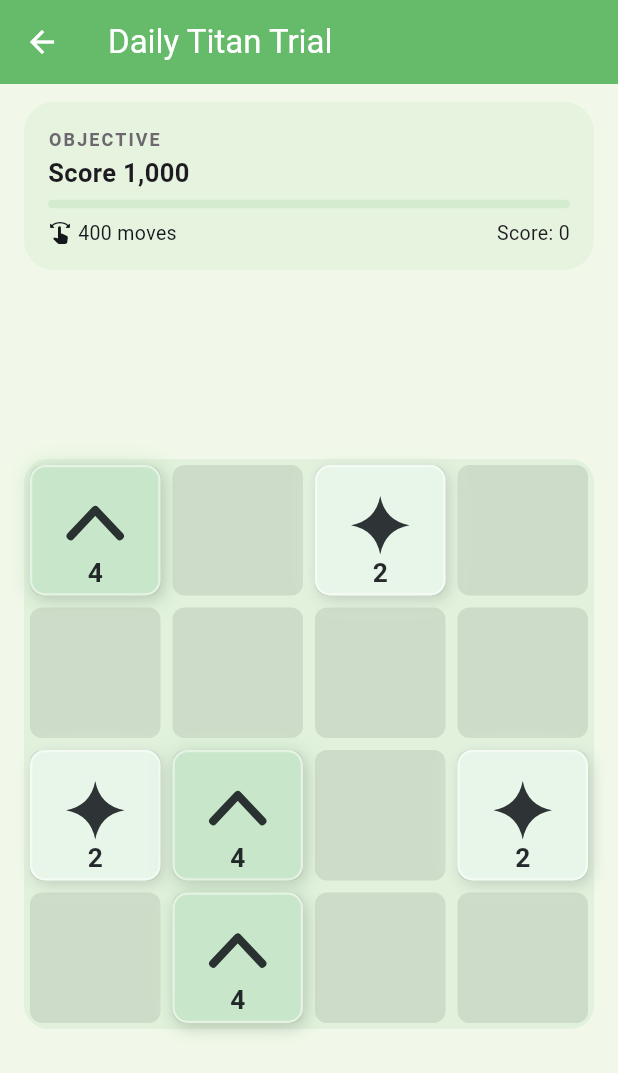
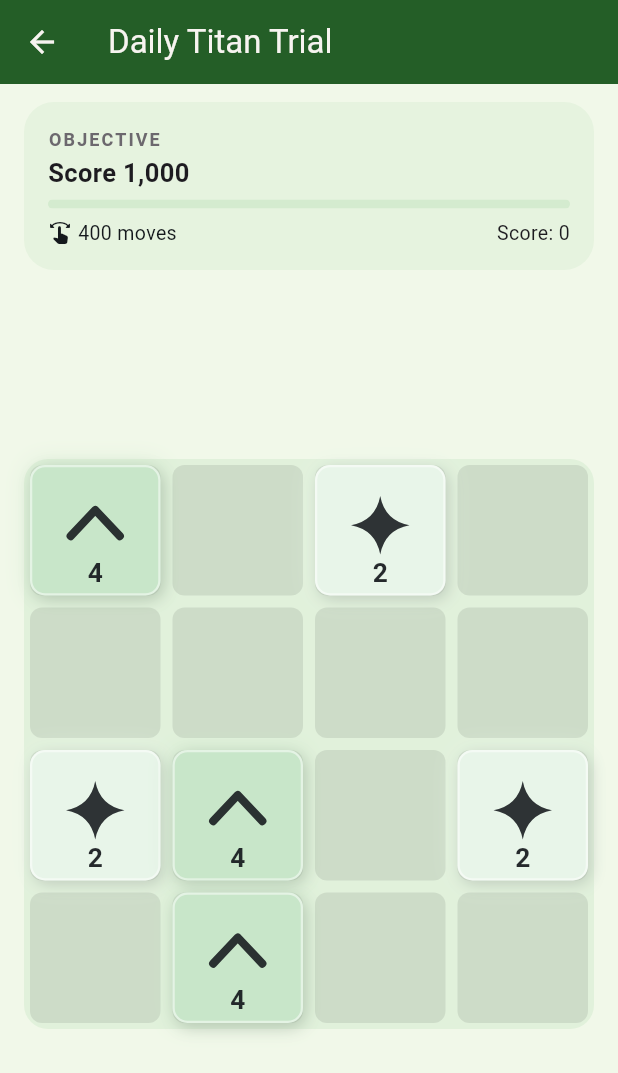
Before and after one commit to RobertTadevosyan/tile_titans, a Flutter app: the screen it shows after launch, after a tap on "DAILY TITAN TRIAL", on a phone screen of 412 x 824 dp. Shown: the top 1073 px of the screen. Run offline on Flutter 3.47's test engine with Material 3 defaults, Android fonts, the phone set to English and light mode, and no system bars; our stand-ins replace audioplayers, device_info_plus, firebase_analytics, firebase_auth, firebase_core, firebase_crashlytics and 2 more; missing offline and left inert: dart:html, yandex_mobileads; accounts and stored records are empty; generated files the repository leaves out were written again; network calls fail.

Commit message:
Derive the app bar title colour instead of hardcoding it
Every theme picked its own bar foreground, and two of them chose one that
does not survive contact with their own fill: Classic's white on #66BB6A
measured 2.36:1 and Ocean's 3.32:1 — on the title that sits at the top of
every screen, not in some corner. Measured from the device, not guessed.

The fill now goes through the same rule as a prominent card and a dialog, so
a mid-tone bar is deepened out of the muddy band rather than left
readable-but-washed-out, and the title is measured against whatever the fill
becomes. Classic's bar lands on the same deep green as its cards and dialogs,
which is what makes the colour read as chosen rather than defaulted. The
themes already dark enough — Dark, Retro, Forge — are unchanged.

Co-Authored-By: Claude Opus 5 (1M context) <noreply@anthropic.com>

```diff
--- a/lib/core/theme/themes.dart
+++ b/lib/core/theme/themes.dart
@@ -1,5 +1,6 @@
 import 'package:flutter/material.dart';
 import 'app_theme.dart';
+import 'titan_design.dart';
 
 final Map<AppTheme, ThemeData> appThemeData = {
   AppTheme.Classic: ThemeData(
@@ -8,11 +9,7 @@ final Map<AppTheme, ThemeData> appThemeData = {
     scaffoldBackgroundColor: Color(0xFFF1F8E9), // Lightest green background
     fontFamily: 'Roboto',
     textTheme: const TextTheme(bodyLarge: TextStyle(color: Colors.black)),
-    appBarTheme: const AppBarTheme(
-      backgroundColor: Color(0xFF66BB6A), // App bar green
-      foregroundColor: Colors.white,
-      elevation: 0,
-    ),
+    appBarTheme: titanAppBar(const Color(0xFF66BB6A)),
   ),
   AppTheme.Dark: ThemeData(
     brightness: Brightness.dark,
@@ -20,11 +17,7 @@ final Map<AppTheme, ThemeData> appThemeData = {
     scaffoldBackgroundColor: Colors.black,
     fontFamily: 'Courier New',
     textTheme: TextTheme(bodyLarge: TextStyle(color: Colors.white)),
-    appBarTheme: AppBarTheme(
-      backgroundColor: Colors.grey[900],
-      foregroundColor: Colors.white,
-      elevation: 0,
-    ),
+    appBarTheme: titanAppBar(Colors.grey[900]!),
   ),
   AppTheme.Ocean: ThemeData(
     brightness: Brightness.light,
@@ -32,11 +25,7 @@ final Map<AppTheme, ThemeData> appThemeData = {
     scaffoldBackgroundColor: Colors.lightBlue[50],
     fontFamily: 'OpenSans',
     textTheme: TextTheme(bodyLarge: TextStyle(color: Colors.blue[900])),
-    appBarTheme: const AppBarTheme(
-      backgroundColor: Colors.blueAccent,
-      foregroundColor: Colors.white,
-      elevation: 0,
-    ),
+    appBarTheme: titanAppBar(Colors.blueAccent),
   ),
   AppTheme.Retro: ThemeData(
     brightness: Brightness.light,
@@ -46,11 +35,7 @@ final Map<AppTheme, ThemeData> appThemeData = {
     scaffoldBackgroundColor: Color(0xFFF3EAE0),
     fontFamily: 'PressStart2P',
     textTheme: TextTheme(bodyLarge: TextStyle(color: Colors.brown[900])),
-    appBarTheme: AppBarTheme(
-      backgroundColor: Colors.brown[700],
-      foregroundColor: Colors.white,
-      elevation: 0,
-    ),
+    appBarTheme: titanAppBar(Colors.brown[700]!),
   ),
   AppTheme.Neon: ThemeData(
     brightness: Brightness.dark,
@@ -58,11 +43,7 @@ final Map<AppTheme, ThemeData> appThemeData = {
     scaffoldBackgroundColor: Colors.black,
     fontFamily: 'Orbitron',
     textTheme: TextTheme(bodyLarge: TextStyle(color: Colors.pinkAccent)),
-    appBarTheme: const AppBarTheme(
-      backgroundColor: Color(0xFFFF00FF), // Neon pink-purple
-      foregroundColor: Colors.black,
-      elevation: 0,
-    ),
+    appBarTheme: titanAppBar(const Color(0xFFFF00FF)), // neon pink-purple
   ),
   AppTheme.Forge: ThemeData(
     brightness: Brightness.dark,
@@ -77,11 +58,7 @@ final Map<AppTheme, ThemeData> appThemeData = {
     textTheme: const TextTheme(
       bodyLarge: TextStyle(color: Color(0xFFF2EDE7)),
     ),
-    appBarTheme: const AppBarTheme(
-      backgroundColor: Color(0xFF15181C),
-      foregroundColor: Color(0xFFF2EDE7),
-      elevation: 0,
-    ),
+    appBarTheme: titanAppBar(const Color(0xFF15181C)),
   ),
 };
 
--- a/lib/core/theme/titan_design.dart
+++ b/lib/core/theme/titan_design.dart
@@ -31,6 +31,24 @@ Color titanMutedOn(Color surface, Color foreground) {
     }
   }
   return foreground;
+}
+
+/// An app bar whose title is guaranteed to be readable on it.
+///
+/// Every theme hardcoded its bar's foreground, and two of them chose a colour
+/// that does not survive contact with their own fill: Classic's white on
+/// #66BB6A measured 2.36:1 and Ocean's 3.32:1, on the title that sits at the
+/// top of every screen. The fill goes through the same rule as a prominent
+/// card, so a mid-tone bar is deepened out of the muddy band rather than being
+/// left readable-but-washed-out, and the title colour is measured against
+/// whatever the fill ends up being.
+AppBarTheme titanAppBar(Color background) {
+  final surface = titanProminentSurface(background);
+  return AppBarTheme(
+    backgroundColor: surface,
+    foregroundColor: titanForegroundOn(surface),
+    elevation: 0,
+  );
 }
 
 /// The fill and text colour for a dialog that is filled with the theme accent.
```
Also changed, not shown: 1 other file.
